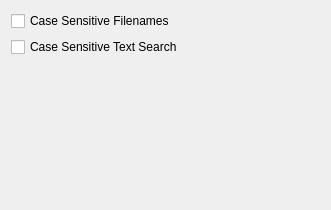
Qt form options.ui (braimp/textseeker) before a commit.
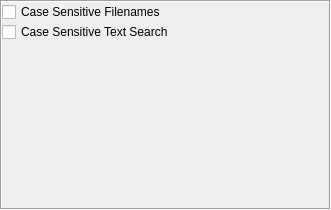
The same form after that commit.

```diff
--- a/options.ui
+++ b/options.ui
@@ -29,6 +29,45 @@
    <string notr="true">Dialog</string>
   </property>
   <layout class="QVBoxLayout" name="verticalLayout">
+   <property name="spacing">
+    <number>0</number>
+   </property>
+   <property name="leftMargin">
+    <number>0</number>
+   </property>
+   <property name="topMargin">
+    <number>0</number>
+   </property>
+   <property name="rightMargin">
+    <number>0</number>
+   </property>
+   <property name="bottomMargin">
+    <number>0</number>
+   </property>
+   <item>
+    <widget class="QFrame" name="frame">
+     <property name="frameShape">
+      <enum>QFrame::Box</enum>
+     </property>
+     <property name="frameShadow">
+      <enum>QFrame::Sunken</enum>
+     </property>
+     <layout class="QVBoxLayout" name="verticalLayout_3">
+      <property name="spacing">
+       <number>0</number>
+      </property>
+      <property name="leftMargin">
+       <number>0</number>
+      </property>
+      <property name="topMargin">
+       <number>0</number>
+      </property>
+      <property name="rightMargin">
+       <number>0</number>
+      </property>
+      <property name="bottomMargin">
+       <number>0</number>
+      </property>
    <item>
     <widget class="QCheckBox" name="checkFilename">
      <property name="text">
@@ -55,6 +94,9 @@
       </size>
      </property>
     </spacer>
+      </item>
+     </layout>
+    </widget>
    </item>
   </layout>
  </widget>
```
Lines whose indentation alone changed are shown as unchanged.
